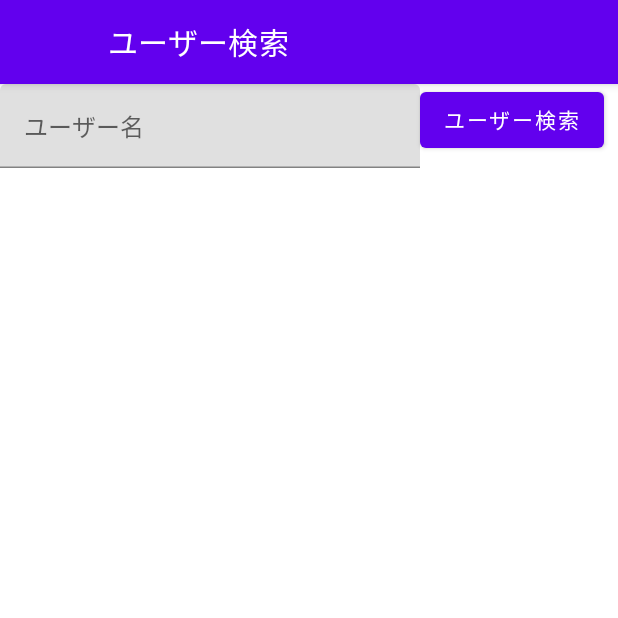
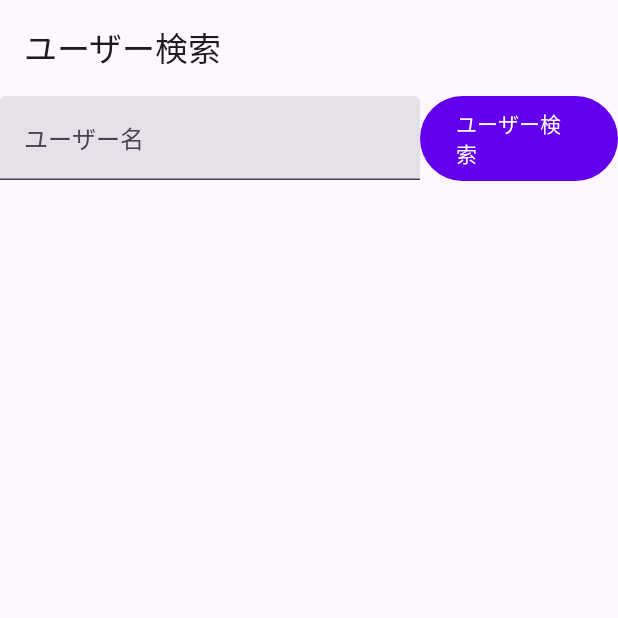
Before and after one commit to yoshixmk/ghac, an Android app built with Jetpack Compose: the screen it shows after launch (MainActivity), on a phone screen of 412 x 824 dp, the top half of it. Run offline under Robolectric (Android 15) with nearby library versions, the phone set to English and light mode, and no system bars; our stand-ins replace Dagger/Hilt's generated code, paging; pictures from the network do not load.

Commit message:
from m2 to m3

```diff
--- a/app/build.gradle
+++ b/app/build.gradle
@@ -68,12 +68,12 @@ dependencies {
     implementation 'com.squareup.okhttp3:logging-interceptor:5.0.0-alpha.11'
     implementation 'io.coil-kt:coil-compose:2.3.0'
     implementation 'com.google.dagger:hilt-android:2.45'
+    implementation 'androidx.compose.material3:material3:1.1.0-beta02'
     kapt 'com.google.dagger:hilt-compiler:2.45'
     implementation 'androidx.lifecycle:lifecycle-runtime-ktx:2.6.1'
     implementation 'androidx.activity:activity-compose:1.7.0'
     implementation "androidx.compose.ui:ui:$compose_ui_version"
     implementation "androidx.compose.ui:ui-tooling-preview:$compose_ui_version"
-    implementation 'androidx.compose.material:material:1.4.1'
     implementation 'androidx.navigation:navigation-compose:2.5.3'
     implementation "androidx.paging:paging-runtime:$paging_version"
     implementation "androidx.paging:paging-compose:1.0.0-alpha18"
--- a/app/src/main/java/com/example/ghac/GhacApp.kt
+++ b/app/src/main/java/com/example/ghac/GhacApp.kt
@@ -1,13 +1,14 @@
 package com.example.ghac
 
 import androidx.compose.foundation.layout.padding
-import androidx.compose.material.Icon
-import androidx.compose.material.IconButton
-import androidx.compose.material.Scaffold
-import androidx.compose.material.Text
-import androidx.compose.material.TopAppBar
 import androidx.compose.material.icons.Icons
 import androidx.compose.material.icons.filled.ArrowBack
+import androidx.compose.material3.ExperimentalMaterial3Api
+import androidx.compose.material3.Icon
+import androidx.compose.material3.IconButton
+import androidx.compose.material3.Scaffold
+import androidx.compose.material3.Text
+import androidx.compose.material3.TopAppBar
 import androidx.compose.runtime.Composable
 import androidx.compose.runtime.getValue
 import androidx.compose.ui.Modifier
@@ -18,6 +19,7 @@ import androidx.navigation.compose.rememberNavController
 import com.example.ghac.navigation.GhacScreen
 import com.example.ghac.navigation.NavGraph
 
+@OptIn(ExperimentalMaterial3Api::class)
 @Composable
 fun GhacAppBar(
     currentScreen: GhacScreen,
--- a/app/src/main/java/com/example/ghac/MainActivity.kt
+++ b/app/src/main/java/com/example/ghac/MainActivity.kt
@@ -4,9 +4,9 @@ import android.os.Bundle
 import androidx.activity.ComponentActivity
 import androidx.activity.compose.setContent
 import androidx.compose.foundation.layout.fillMaxSize
-import androidx.compose.material.MaterialTheme
-import androidx.compose.material.Surface
-import androidx.compose.material.Text
+import androidx.compose.material3.MaterialTheme
+import androidx.compose.material3.Surface
+import androidx.compose.material3.Text
 import androidx.compose.runtime.Composable
 import androidx.compose.ui.Modifier
 import androidx.compose.ui.tooling.preview.Preview
@@ -24,7 +24,7 @@ class MainActivity : ComponentActivity() {
                 // A surface container using the 'background' color from the theme
                 Surface(
                     modifier = Modifier.fillMaxSize(),
-                    color = MaterialTheme.colors.background
+                    color = MaterialTheme.colorScheme.background
                 ) {
                     GhacApp()
                 }
--- a/app/src/main/java/com/example/ghac/ui/UserRepositoriesScreen.kt
+++ b/app/src/main/java/com/example/ghac/ui/UserRepositoriesScreen.kt
@@ -1,7 +1,7 @@
 package com.example.ghac.ui
 
 import androidx.compose.foundation.layout.Column
-import androidx.compose.material.Text
+import androidx.compose.material3.Text
 import androidx.compose.runtime.Composable
 import androidx.compose.ui.res.stringResource
 import com.example.ghac.R
--- a/app/src/main/java/com/example/ghac/ui/theme/Shape.kt
+++ b/app/src/main/java/com/example/ghac/ui/theme/Shape.kt
@@ -1,7 +1,7 @@
 package com.example.ghac.ui.theme
 
 import androidx.compose.foundation.shape.RoundedCornerShape
-import androidx.compose.material.Shapes
+import androidx.compose.material3.Shapes
 import androidx.compose.ui.unit.dp
 
 val Shapes = Shapes(
--- a/app/src/main/java/com/example/ghac/ui/theme/Theme.kt
+++ b/app/src/main/java/com/example/ghac/ui/theme/Theme.kt
@@ -1,21 +1,21 @@
 package com.example.ghac.ui.theme
 
 import androidx.compose.foundation.isSystemInDarkTheme
-import androidx.compose.material.MaterialTheme
-import androidx.compose.material.darkColors
-import androidx.compose.material.lightColors
+import androidx.compose.material3.MaterialTheme
+import androidx.compose.material3.darkColorScheme
+import androidx.compose.material3.lightColorScheme
 import androidx.compose.runtime.Composable
 
-private val DarkColorPalette = darkColors(
+private val DarkColorPalette = darkColorScheme(
     primary = Purple200,
-    primaryVariant = Purple700,
-    secondary = Teal200
+    secondary = Purple700,
+    tertiary = Teal200
 )
 
-private val LightColorPalette = lightColors(
+private val LightColorPalette = lightColorScheme(
     primary = Purple500,
-    primaryVariant = Purple700,
-    secondary = Teal200
+    secondary = Purple700,
+    tertiary = Teal200
 
     /* Other default colors to override
     background = Color.White,
@@ -36,7 +36,7 @@ fun GhacTheme(darkTheme: Boolean = isSystemInDarkTheme(), content: @Composable (
     }
 
     MaterialTheme(
-        colors = colors,
+        colorScheme = colors,
         typography = Typography,
         shapes = Shapes,
         content = content
--- a/app/src/main/java/com/example/ghac/ui/theme/Type.kt
+++ b/app/src/main/java/com/example/ghac/ui/theme/Type.kt
@@ -1,6 +1,6 @@
 package com.example.ghac.ui.theme
 
-import androidx.compose.material.Typography
+import androidx.compose.material3.Typography
 import androidx.compose.ui.text.TextStyle
 import androidx.compose.ui.text.font.FontFamily
 import androidx.compose.ui.text.font.FontWeight
@@ -8,7 +8,7 @@ import androidx.compose.ui.unit.sp
 
 // Set of Material typography styles to start with
 val Typography = Typography(
-    body1 = TextStyle(
+    bodyLarge = TextStyle(
         fontFamily = FontFamily.Default,
         fontWeight = FontWeight.Normal,
         fontSize = 16.sp
```
Also changed, not shown: app/src/main/java/com/example/ghac/ui/UserSearchScreen.kt (+4 -4 lines).
